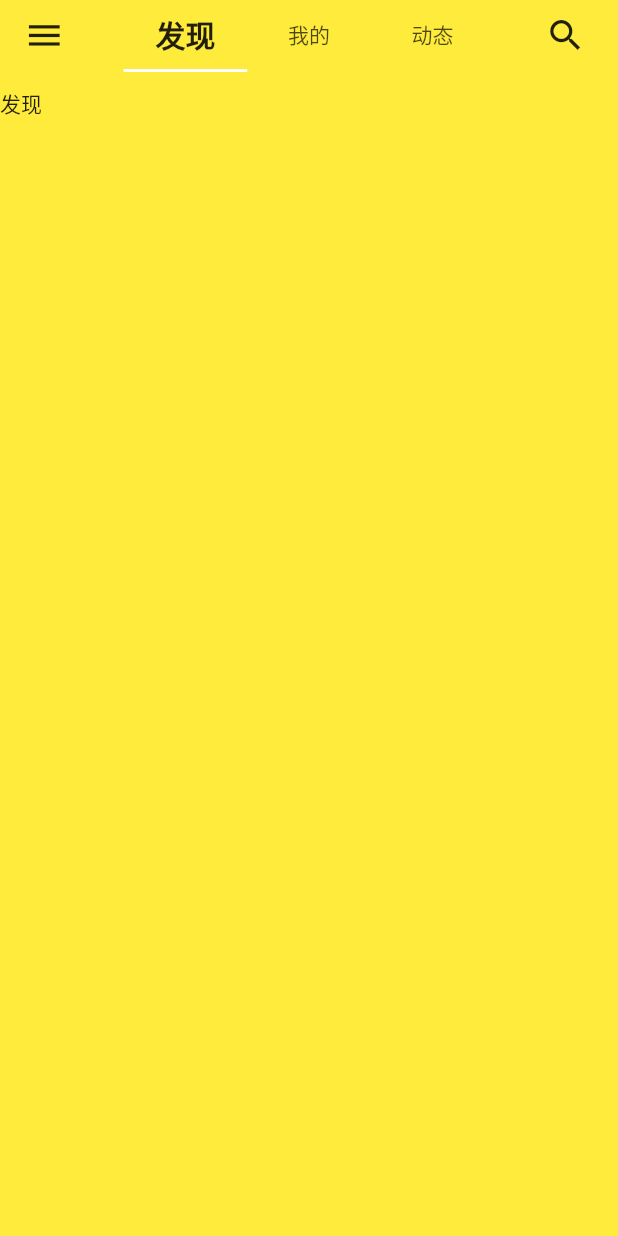
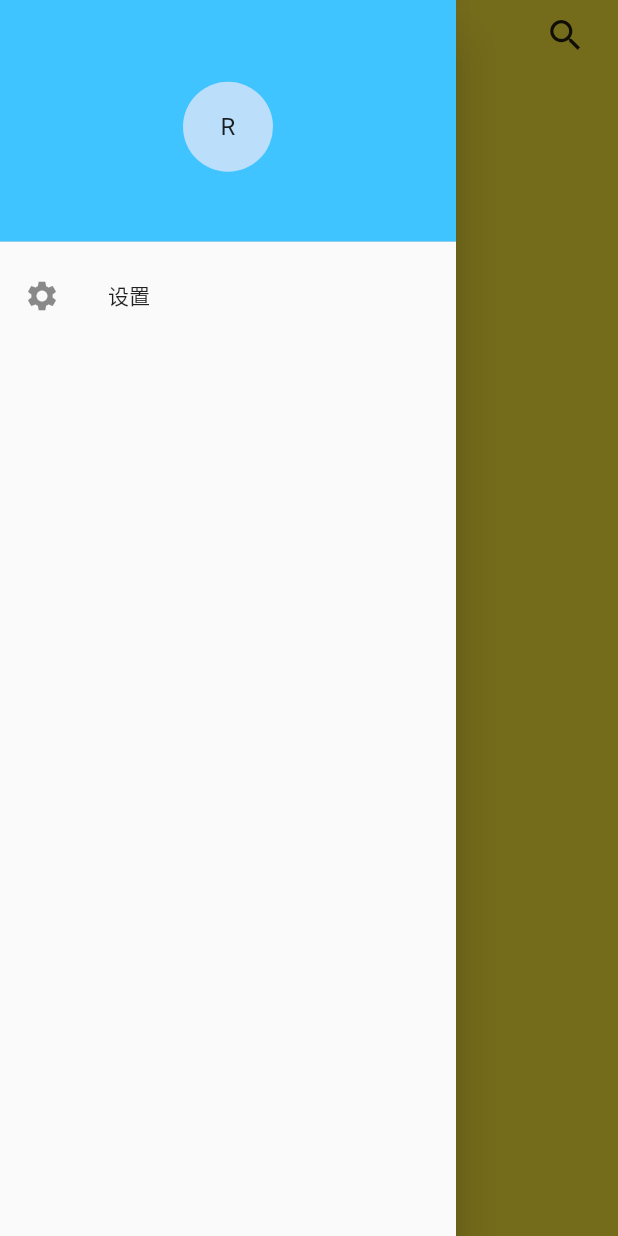
Before and after one commit to zmj0920/flutter_music, a Flutter app: the HomePage screen opened directly, with the side drawer open (before the commit the screen has no drawer), on a phone screen of 412 x 824 dp. Run offline on Flutter 3.47's test engine with Material 2 defaults, Android fonts, the phone set to English and light mode, and no system bars; our stand-ins replace cookie_jar, dio, dio_cookie_manager, extended_image, fluro, flutter_screenutil and 3 more; accounts and stored records are empty; statements that could not run were skipped.

Commit message:
update homepage

```diff
--- a/lib/pages/home/home_page.dart
+++ b/lib/pages/home/home_page.dart
@@ -5,10 +5,12 @@ import 'package:flutter_music/pages/home/event/event_page.dart';
 import 'package:flutter_music/pages/home/me/me_page.dart';
 import 'package:flutter_music/widgets/v_empty_view.dart';
 import 'package:flutter_screenutil/flutter_screenutil.dart';
+
 class HomePage extends StatefulWidget {
   @override
   _HomePageState createState() => _HomePageState();
 }
+
 class _HomePageState extends State<HomePage> with TickerProviderStateMixin {
   TabController _tabController;
 
@@ -18,18 +20,59 @@ class _HomePageState extends State<HomePage> with TickerProviderStateMixin {
     _tabController = TabController(vsync: this, length: 3);
   }
 
+  get _drawer => Drawer(
+        child: ListView(
+          children: <Widget>[
+            DrawerHeader(
+              decoration: BoxDecoration(
+                color: Colors.lightBlueAccent,
+              ),
+              child: Center(
+                child: SizedBox(
+                  width: 60.0,
+                  height: 60.0,
+                  child: CircleAvatar(
+                    child: Text('R'),
+                  ),
+                ),
+              ),
+            ),
+            ListTile(
+              leading: Icon(Icons.settings),
+              title: Text('设置'),
+            )
+          ],
+        ),
+
+        ///edit end
+      );
+
+  void _handlerDrawerButton() {
+    Scaffold.of(context).openDrawer();
+  }
+
   @override
   Widget build(BuildContext context) {
     return Scaffold(
       // 设置没有高度的 appbar，目的是为了设置状态栏的颜色
       appBar: PreferredSize(
         child: AppBar(
-          elevation: 0,
+        actions: <Widget>[
+          IconButton(
+                          icon: Icon(
+                            Icons.menu,
+                            size: ScreenUtil().setWidth(50),
+                            color: Colors.black87,
+                          ),
+                          onPressed: _handlerDrawerButton,
+                        ),
+        ]
         ),
         preferredSize: Size.zero,
       ),
       backgroundColor: Colors.yellow,
-
+      drawer: _drawer,
+      //SafeArea解决不规则屏幕的显示问题
       body: SafeArea(
         bottom: false,
         child: Stack(
@@ -39,7 +82,7 @@ class _HomePageState extends State<HomePage> with TickerProviderStateMixin {
                 children: <Widget>[
                   Stack(
                     children: <Widget>[
-                       Positioned(
+                      Positioned(
                         left: ScreenUtil().setWidth(10),
                         child: IconButton(
                           icon: Icon(
@@ -47,18 +90,18 @@ class _HomePageState extends State<HomePage> with TickerProviderStateMixin {
                             size: ScreenUtil().setWidth(50),
                             color: Colors.black87,
                           ),
-                          onPressed: () {
-                            //  NavigatorUtil.goSearchPage(context);
-                          },
+                          onPressed: _handlerDrawerButton,
                         ),
                       ),
                       Padding(
+                        //EdgeInsets.symmetric(horizontal: val1, vertical: val2): 用于设置水平/垂直方向上的值
                         padding: EdgeInsets.symmetric(
                             horizontal: ScreenUtil().setWidth(150)),
                         child: TabBar(
                           labelStyle: TextStyle(
                               fontSize: 20, fontWeight: FontWeight.bold),
                           unselectedLabelStyle: TextStyle(fontSize: 14),
+                          //未选中时标签的颜色
                           indicator: UnderlineTabIndicator(),
                           controller: _tabController,
                           tabs: [
@@ -102,7 +145,9 @@ class _HomePageState extends State<HomePage> with TickerProviderStateMixin {
                   ),
                 ],
               ),
-              padding: EdgeInsets.only(bottom: ScreenUtil().setWidth(80) + Application.bottomBarHeight),
+              padding: EdgeInsets.only(
+                  bottom:
+                      ScreenUtil().setWidth(80) + Application.bottomBarHeight),
             ),
             // PlayWidget(),
           ],
```
